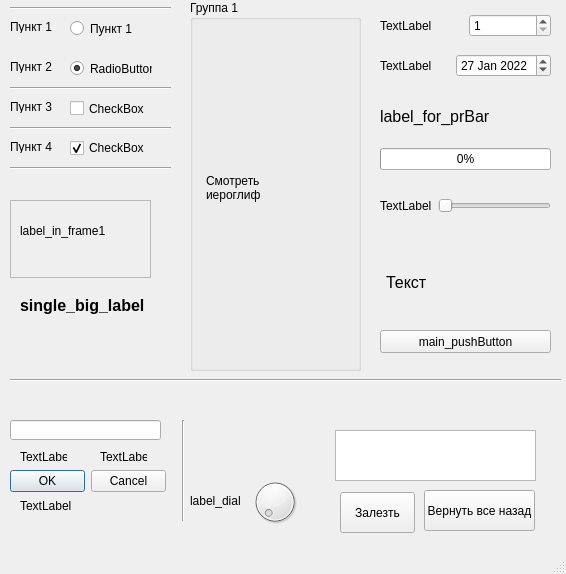
The window that Python_bigtest_all.ui (RosNarodSport/LearningPython) describes before a commit, drawn with Qt 5.
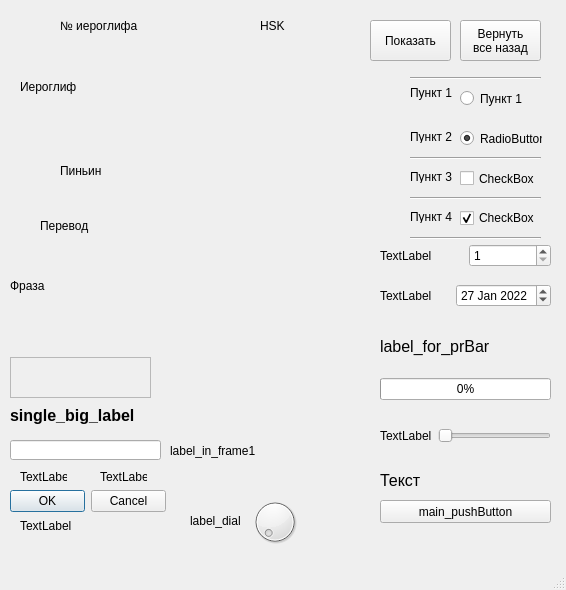
The same window after the commit. Icons and pictures are not drawn.

Commit message: Рабочая версия с показом всего набора одновременно. Задача: - увеличение шрифта - размещение текста label по центру

```diff
--- a/Python_bigtest_all.ui
+++ b/Python_bigtest_all.ui
@@ -10,7 +10,7 @@
     <x>0</x>
     <y>0</y>
     <width>566</width>
-    <height>574</height>
+    <height>590</height>
    </rect>
   </property>
   <property name="mouseTracking">
@@ -36,7 +36,7 @@
     <property name="geometry">
      <rect>
       <x>380</x>
-      <y>330</y>
+      <y>500</y>
       <width>171</width>
       <height>23</height>
      </rect>
@@ -45,26 +45,13 @@
      <string>main_pushButton</string>
     </property>
    </widget>
-   <widget class="Line" name="line">
-    <property name="geometry">
-     <rect>
-      <x>10</x>
-      <y>370</y>
-      <width>551</width>
-      <height>20</height>
-     </rect>
-    </property>
-    <property name="orientation">
-     <enum>Qt::Horizontal</enum>
-    </property>
-   </widget>
    <widget class="QLabel" name="single_big_label">
     <property name="geometry">
      <rect>
-      <x>20</x>
-      <y>270</y>
-      <width>251</width>
-      <height>71</height>
+      <x>10</x>
+      <y>400</y>
+      <width>151</width>
+      <height>31</height>
      </rect>
     </property>
     <property name="font">
@@ -83,7 +70,7 @@
     <property name="geometry">
      <rect>
       <x>380</x>
-      <y>10</y>
+      <y>240</y>
       <width>171</width>
       <height>31</height>
      </rect>
@@ -115,7 +102,7 @@
     <property name="geometry">
      <rect>
       <x>380</x>
-      <y>50</y>
+      <y>280</y>
       <width>171</width>
       <height>31</height>
      </rect>
@@ -148,7 +135,7 @@
     <property name="geometry">
      <rect>
       <x>380</x>
-      <y>90</y>
+      <y>320</y>
       <width>171</width>
       <height>80</height>
      </rect>
@@ -186,9 +173,9 @@
     <property name="geometry">
      <rect>
       <x>10</x>
-      <y>200</y>
+      <y>357</y>
       <width>141</width>
-      <height>78</height>
+      <height>41</height>
      </rect>
     </property>
     <property name="acceptDrops">
@@ -200,25 +187,12 @@
     <property name="frameShadow">
      <enum>QFrame::Raised</enum>
     </property>
-    <widget class="QLabel" name="label_in_frame1">
-     <property name="geometry">
-      <rect>
-       <x>10</x>
-       <y>10</y>
-       <width>101</width>
-       <height>41</height>
-      </rect>
-     </property>
-     <property name="text">
-      <string>label_in_frame1</string>
-     </property>
-    </widget>
    </widget>
    <widget class="QWidget" name="horizontalLayoutWidget_3">
     <property name="geometry">
      <rect>
       <x>380</x>
-      <y>180</y>
+      <y>410</y>
       <width>171</width>
       <height>51</height>
      </rect>
@@ -243,40 +217,13 @@
      </item>
     </layout>
    </widget>
-   <widget class="QGroupBox" name="groupBox1">
-    <property name="geometry">
-     <rect>
-      <x>190</x>
-      <y>0</y>
-      <width>171</width>
-      <height>371</height>
-     </rect>
-    </property>
-    <property name="title">
-     <string>Группа 1</string>
-    </property>
-    <widget class="QLabel" name="label_in_groupBox1">
-     <property name="geometry">
-      <rect>
-       <x>16</x>
-       <y>22</y>
-       <width>141</width>
-       <height>331</height>
-      </rect>
-     </property>
-     <property name="text">
-      <string>Смотреть 
-иероглиф</string>
-     </property>
-    </widget>
-   </widget>
    <widget class="QLabel" name="label_RadBtn1">
     <property name="geometry">
      <rect>
-      <x>10</x>
-      <y>20</y>
+      <x>410</x>
+      <y>83</y>
       <width>47</width>
-      <height>13</height>
+      <height>20</height>
      </rect>
     </property>
     <property name="text">
@@ -286,8 +233,8 @@
    <widget class="QLabel" name="label_RadBtn2">
     <property name="geometry">
      <rect>
-      <x>10</x>
-      <y>60</y>
+      <x>410</x>
+      <y>130</y>
       <width>47</width>
       <height>13</height>
      </rect>
@@ -299,8 +246,8 @@
    <widget class="QLabel" name="label_ChBox1">
     <property name="geometry">
      <rect>
-      <x>10</x>
-      <y>100</y>
+      <x>410</x>
+      <y>170</y>
       <width>47</width>
       <height>13</height>
      </rect>
@@ -312,8 +259,8 @@
    <widget class="QLabel" name="label_ChBox2">
     <property name="geometry">
      <rect>
-      <x>10</x>
-      <y>140</y>
+      <x>410</x>
+      <y>210</y>
       <width>47</width>
       <height>13</height>
      </rect>
@@ -325,8 +272,8 @@
    <widget class="QRadioButton" name="radioButton1">
     <property name="geometry">
      <rect>
-      <x>70</x>
-      <y>20</y>
+      <x>460</x>
+      <y>90</y>
       <width>82</width>
       <height>17</height>
      </rect>
@@ -338,8 +285,8 @@
    <widget class="QRadioButton" name="radioButton2">
     <property name="geometry">
      <rect>
-      <x>70</x>
-      <y>60</y>
+      <x>460</x>
+      <y>130</y>
       <width>82</width>
       <height>17</height>
      </rect>
@@ -354,8 +301,8 @@
    <widget class="QCheckBox" name="checkBox1">
     <property name="geometry">
      <rect>
-      <x>70</x>
-      <y>100</y>
+      <x>460</x>
+      <y>170</y>
       <width>81</width>
       <height>17</height>
      </rect>
@@ -367,8 +314,8 @@
    <widget class="QCheckBox" name="checkBox2">
     <property name="geometry">
      <rect>
-      <x>70</x>
-      <y>140</y>
+      <x>460</x>
+      <y>210</y>
       <width>81</width>
       <height>16</height>
      </rect>
@@ -383,9 +330,9 @@
    <widget class="Line" name="line_3">
     <property name="geometry">
      <rect>
-      <x>10</x>
-      <y>80</y>
-      <width>161</width>
+      <x>410</x>
+      <y>150</y>
+      <width>131</width>
       <height>16</height>
      </rect>
     </property>
@@ -396,9 +343,9 @@
    <widget class="Line" name="line_4">
     <property name="geometry">
      <rect>
-      <x>10</x>
-      <y>120</y>
-      <width>161</width>
+      <x>410</x>
+      <y>190</y>
+      <width>131</width>
       <height>16</height>
      </rect>
     </property>
@@ -409,9 +356,9 @@
    <widget class="Line" name="line_5">
     <property name="geometry">
      <rect>
-      <x>10</x>
-      <y>160</y>
-      <width>161</width>
+      <x>410</x>
+      <y>230</y>
+      <width>131</width>
       <height>16</height>
      </rect>
     </property>
@@ -422,9 +369,9 @@
    <widget class="Line" name="line_6">
     <property name="geometry">
      <rect>
-      <x>10</x>
-      <y>0</y>
-      <width>161</width>
+      <x>410</x>
+      <y>70</y>
+      <width>131</width>
       <height>16</height>
      </rect>
     </property>
@@ -432,33 +379,11 @@
      <enum>Qt::Horizontal</enum>
     </property>
    </widget>
-   <widget class="QLabel" name="label">
-    <property name="geometry">
-     <rect>
-      <x>340</x>
-      <y>370</y>
-      <width>201</width>
-      <height>171</height>
-     </rect>
-    </property>
-    <property name="text">
-     <string/>
-    </property>
-    <property name="pixmap">
-     <pixmap>../../Desktop/我.JPG</pixmap>
-    </property>
-    <property name="scaledContents">
-     <bool>false</bool>
-    </property>
-    <property name="margin">
-     <number>20</number>
-    </property>
-   </widget>
    <widget class="QDialogButtonBox" name="dialog_buttonBox_OK_Cancel">
     <property name="geometry">
      <rect>
       <x>10</x>
-      <y>470</y>
+      <y>490</y>
       <width>156</width>
       <height>23</height>
      </rect>
@@ -474,7 +399,7 @@
     <property name="geometry">
      <rect>
       <x>20</x>
-      <y>450</y>
+      <y>470</y>
       <width>47</width>
       <height>13</height>
      </rect>
@@ -487,7 +412,7 @@
     <property name="geometry">
      <rect>
       <x>100</x>
-      <y>450</y>
+      <y>470</y>
       <width>47</width>
       <height>13</height>
      </rect>
@@ -496,26 +421,13 @@
      <string>TextLabel</string>
     </property>
    </widget>
-   <widget class="Line" name="line_7">
-    <property name="geometry">
-     <rect>
-      <x>173</x>
-      <y>420</y>
-      <width>20</width>
-      <height>101</height>
-     </rect>
-    </property>
-    <property name="orientation">
-     <enum>Qt::Vertical</enum>
-    </property>
-   </widget>
    <widget class="QLabel" name="label_main_pushButton">
     <property name="geometry">
      <rect>
-      <x>386</x>
-      <y>242</y>
+      <x>380</x>
+      <y>460</y>
       <width>161</width>
-      <height>81</height>
+      <height>41</height>
      </rect>
     </property>
     <property name="font">
@@ -527,21 +439,11 @@
      <string>Текст</string>
     </property>
    </widget>
-   <widget class="QListView" name="listView">
-    <property name="geometry">
-     <rect>
-      <x>335</x>
-      <y>430</y>
-      <width>201</width>
-      <height>51</height>
-     </rect>
-    </property>
-   </widget>
    <widget class="QLineEdit" name="lineEdit">
     <property name="geometry">
      <rect>
       <x>10</x>
-      <y>420</y>
+      <y>440</y>
       <width>151</width>
       <height>20</height>
      </rect>
@@ -551,7 +453,7 @@
     <property name="geometry">
      <rect>
       <x>20</x>
-      <y>490</y>
+      <y>510</y>
       <width>151</width>
       <height>31</height>
      </rect>
@@ -564,7 +466,7 @@
     <property name="geometry">
      <rect>
       <x>250</x>
-      <y>470</y>
+      <y>490</y>
       <width>50</width>
       <height>64</height>
      </rect>
@@ -574,7 +476,7 @@
     <property name="geometry">
      <rect>
       <x>190</x>
-      <y>480</y>
+      <y>500</y>
       <width>61</width>
       <height>41</height>
      </rect>
@@ -586,63 +488,137 @@
    <widget class="QPushButton" name="pushButton_setBack">
     <property name="geometry">
      <rect>
-      <x>424</x>
-      <y>490</y>
-      <width>111</width>
+      <x>460</x>
+      <y>20</y>
+      <width>81</width>
       <height>41</height>
      </rect>
     </property>
     <property name="text">
-     <string>Вернуть все назад</string>
+     <string>Вернуть 
+все назад</string>
     </property>
    </widget>
    <widget class="QPushButton" name="pushButton_replace">
     <property name="geometry">
      <rect>
-      <x>340</x>
-      <y>492</y>
-      <width>75</width>
+      <x>370</x>
+      <y>20</y>
+      <width>81</width>
       <height>41</height>
      </rect>
     </property>
     <property name="text">
-     <string>Залезть</string>
+     <string>Показать</string>
     </property>
    </widget>
-   <zorder>label</zorder>
-   <zorder>main_pushButton</zorder>
-   <zorder>line</zorder>
-   <zorder>single_big_label</zorder>
-   <zorder>horizontalLayoutWidget</zorder>
-   <zorder>horizontalLayoutWidget_2</zorder>
-   <zorder>verticalLayoutWidget</zorder>
-   <zorder>frame_with_label1</zorder>
-   <zorder>horizontalLayoutWidget_3</zorder>
-   <zorder>groupBox1</zorder>
-   <zorder>label_RadBtn1</zorder>
-   <zorder>label_RadBtn2</zorder>
-   <zorder>label_ChBox1</zorder>
-   <zorder>label_ChBox2</zorder>
-   <zorder>radioButton1</zorder>
-   <zorder>radioButton2</zorder>
-   <zorder>checkBox1</zorder>
-   <zorder>checkBox2</zorder>
-   <zorder>line_3</zorder>
-   <zorder>line_4</zorder>
-   <zorder>line_5</zorder>
-   <zorder>line_6</zorder>
-   <zorder>dialog_buttonBox_OK_Cancel</zorder>
-   <zorder>label_dialog_btnOK</zorder>
-   <zorder>label_dialog_btn_Cancel</zorder>
-   <zorder>line_7</zorder>
-   <zorder>label_main_pushButton</zorder>
-   <zorder>listView</zorder>
-   <zorder>lineEdit</zorder>
-   <zorder>label_dialog_buttonBox_OK_Cancel</zorder>
-   <zorder>dial</zorder>
-   <zorder>label_dial</zorder>
-   <zorder>pushButton_setBack</zorder>
-   <zorder>pushButton_replace</zorder>
+   <widget class="QLabel" name="label_pinin">
+    <property name="geometry">
+     <rect>
+      <x>60</x>
+      <y>150</y>
+      <width>261</width>
+      <height>41</height>
+     </rect>
+    </property>
+    <property name="text">
+     <string>Пиньин</string>
+    </property>
+   </widget>
+   <widget class="QLabel" name="label_translation">
+    <property name="geometry">
+     <rect>
+      <x>40</x>
+      <y>210</y>
+      <width>301</width>
+      <height>32</height>
+     </rect>
+    </property>
+    <property name="text">
+     <string>Перевод</string>
+    </property>
+    <property name="scaledContents">
+     <bool>true</bool>
+    </property>
+    <property name="wordWrap">
+     <bool>true</bool>
+    </property>
+   </widget>
+   <widget class="QLabel" name="label_hieroglyph">
+    <property name="geometry">
+     <rect>
+      <x>20</x>
+      <y>51</y>
+      <width>331</width>
+      <height>71</height>
+     </rect>
+    </property>
+    <property name="styleSheet">
+     <string notr="true">font: 8pt &quot;Malgun Gothic&quot;;
+font: 75 8pt &quot;MS Shell Dlg 2&quot;;</string>
+    </property>
+    <property name="text">
+     <string>Иероглиф</string>
+    </property>
+    <property name="scaledContents">
+     <bool>true</bool>
+    </property>
+    <property name="wordWrap">
+     <bool>true</bool>
+    </property>
+   </widget>
+   <widget class="QLabel" name="label_phrase">
+    <property name="geometry">
+     <rect>
+      <x>10</x>
+      <y>270</y>
+      <width>361</width>
+      <height>31</height>
+     </rect>
+    </property>
+    <property name="text">
+     <string>Фраза</string>
+    </property>
+   </widget>
+   <widget class="QLabel" name="label_number">
+    <property name="geometry">
+     <rect>
+      <x>60</x>
+      <y>10</y>
+      <width>81</width>
+      <height>31</height>
+     </rect>
+    </property>
+    <property name="text">
+     <string>№ иероглифа</string>
+    </property>
+   </widget>
+   <widget class="QLabel" name="label_HSK">
+    <property name="geometry">
+     <rect>
+      <x>260</x>
+      <y>10</y>
+      <width>81</width>
+      <height>31</height>
+     </rect>
+    </property>
+    <property name="text">
+     <string>HSK</string>
+    </property>
+   </widget>
+   <widget class="QLabel" name="label_in_frame1">
+    <property name="geometry">
+     <rect>
+      <x>170</x>
+      <y>430</y>
+      <width>101</width>
+      <height>41</height>
+     </rect>
+    </property>
+    <property name="text">
+     <string>label_in_frame1</string>
+    </property>
+   </widget>
   </widget>
   <widget class="QStatusBar" name="statusbar"/>
   <widget class="QMenuBar" name="menuBar">
```
Left out of the diff: 1 changed line with no effect on the pictures. The commit also changes 2 other files.
